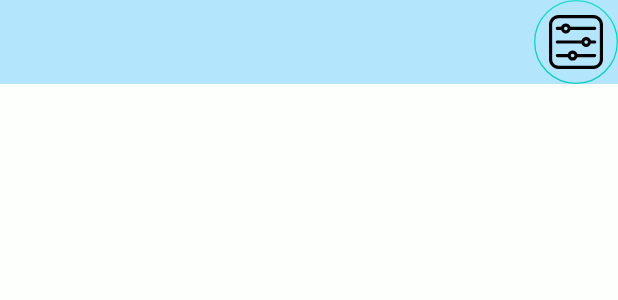
After one commit to dellosaneil/Phone-Locator, an Android app: the layout activity_notifications.xml on its own in the app's theme, with its tools: preview values and no code run, on a phone screen of 412 x 824 dp. The commit adds this screen. Shown: the top 300 px of the screen. Run offline under Robolectric (Android 15) with nearby library versions, the phone set to English and light mode, and no system bars.

Commit message:
notification for sent reques

```diff
--- a/app/src/main/AndroidManifest.xml
+++ b/app/src/main/AndroidManifest.xml
@@ -5,7 +5,7 @@
     <uses-permission android:name="android.permission.INTERNET" />
     <uses-permission android:name="android.permission.ACCESS_FINE_LOCATION" />
     <uses-permission android:name="android.permission.ACCESS_COARSE_LOCATION" />
-    <uses-permission android:name="android.permission.FOREGROUND_SERVICE"/>
+    <uses-permission android:name="android.permission.FOREGROUND_SERVICE" />
 
     <application
         android:name=".PersistentNotification"
@@ -15,6 +15,7 @@
         android:roundIcon="@mipmap/ic_launcher_round"
         android:supportsRtl="true"
         android:theme="@style/AppTheme">
+        <activity android:name=".Dashboard.Notifications.NotificationActivity"></activity>
         <activity android:name=".Dashboard.RequestLocation.RequestLocationPermission" />
         <activity android:name=".Dashboard.RegisterOrUnregister.RegisterPhoneDashboardActivity" />
         <activity android:name=".Dashboard.MainDashBoardActivity" />
--- a/app/src/main/java/com/lazybattley/phonetracker/Dashboard/RequestLocation/RequestLocationPermission.java
+++ b/app/src/main/java/com/lazybattley/phonetracker/Dashboard/RequestLocation/RequestLocationPermission.java
@@ -28,6 +28,7 @@ import com.lazybattley.phonetracker.RecyclerViewAdapters.RequestLocationAdapter;
 import java.util.ArrayList;
 import java.util.List;
 
+import static com.lazybattley.phonetracker.GlobalVariables.ALL_NOTIFICATIONS;
 import static com.lazybattley.phonetracker.GlobalVariables.REQUEST_PERMISSION_LIST_OF_REQUESTS;
 import static com.lazybattley.phonetracker.GlobalVariables.REQUEST_PERMISSION_TO_ACCESS_LOCATION;
 import static com.lazybattley.phonetracker.GlobalVariables.USERS_REFERENCE;
@@ -110,7 +111,7 @@ public class RequestLocationPermission extends AppCompatActivity implements Requ
     private void sendRequest(String currentUser, Long time, String friendName, DatabaseReference reference) {
         requestList(currentUser, friendName, reference, time);
         String originalEmail = currentUser.replace(',','.');
-        reference = reference.child(friendName).child(REQUEST_PERMISSION_TO_ACCESS_LOCATION);
+        reference = reference.child(friendName).child(ALL_NOTIFICATIONS).child(REQUEST_PERMISSION_TO_ACCESS_LOCATION);
         reference.child(currentUser).setValue(new RequestLocationFriendHelperClass(originalEmail,time));
     }
 
--- /dev/null
+++ b/app/src/main/res/drawable/ic_filter.xml
@@ -0,0 +1,7 @@
+<vector android:height="36dp" android:viewportHeight="512"
+    android:viewportWidth="512" android:width="36dp" xmlns:android="http://schemas.android.com/apk/res/android">
+    <path android:fillColor="#FF000000" android:pathData="m420.404,0h-328.808c-50.506,0 -91.596,41.09 -91.596,91.596v328.809c0,50.505 41.09,91.595 91.596,91.595h328.809c50.505,0 91.595,-41.09 91.595,-91.596v-328.808c0,-50.506 -41.09,-91.596 -91.596,-91.596zM482,420.404c0,33.964 -27.632,61.596 -61.596,61.596h-328.808c-33.964,0 -61.596,-27.632 -61.596,-61.596v-328.808c0,-33.964 27.632,-61.596 61.596,-61.596h328.809c33.963,0 61.595,27.632 61.595,61.596z"/>
+    <path android:fillColor="#FF000000" android:pathData="m432.733,112.467h-228.461c-6.281,-18.655 -23.926,-32.133 -44.672,-32.133s-38.391,13.478 -44.672,32.133h-35.661c-8.284,0 -15,6.716 -15,15s6.716,15 15,15h35.662c6.281,18.655 23.926,32.133 44.672,32.133s38.391,-13.478 44.672,-32.133h228.461c8.284,0 15,-6.716 15,-15s-6.716,-15 -15.001,-15zM159.6,144.6c-9.447,0 -17.133,-7.686 -17.133,-17.133s7.686,-17.133 17.133,-17.133 17.133,7.686 17.133,17.133 -7.686,17.133 -17.133,17.133z"/>
+    <path android:fillColor="#FF000000" android:pathData="m432.733,241h-35.662c-6.281,-18.655 -23.927,-32.133 -44.672,-32.133s-38.39,13.478 -44.671,32.133h-228.461c-8.284,0 -15,6.716 -15,15s6.716,15 15,15h228.461c6.281,18.655 23.927,32.133 44.672,32.133s38.391,-13.478 44.672,-32.133h35.662c8.284,0 15,-6.716 15,-15s-6.716,-15 -15.001,-15zM352.4,273.133c-9.447,0 -17.133,-7.686 -17.133,-17.133s7.686,-17.133 17.133,-17.133 17.133,7.686 17.133,17.133 -7.686,17.133 -17.133,17.133z"/>
+    <path android:fillColor="#FF000000" android:pathData="m432.733,369.533h-164.194c-6.281,-18.655 -23.926,-32.133 -44.672,-32.133s-38.391,13.478 -44.672,32.133h-99.928c-8.284,0 -15,6.716 -15,15s6.716,15 15,15h99.928c6.281,18.655 23.926,32.133 44.672,32.133s38.391,-13.478 44.672,-32.133h164.195c8.284,0 15,-6.716 15,-15s-6.716,-15 -15.001,-15zM223.867,401.667c-9.447,0 -17.133,-7.686 -17.133,-17.133s7.686,-17.133 17.133,-17.133 17.133,7.685 17.133,17.132 -7.686,17.134 -17.133,17.134z"/>
+</vector>
--- /dev/null
+++ b/app/src/main/res/layout/activity_notifications.xml
@@ -0,0 +1,53 @@
+<?xml version="1.0" encoding="utf-8"?>
+<androidx.constraintlayout.widget.ConstraintLayout xmlns:android="http://schemas.android.com/apk/res/android"
+    xmlns:app="http://schemas.android.com/apk/res-auto"
+    xmlns:tools="http://schemas.android.com/tools"
+    android:layout_width="match_parent"
+    android:layout_height="match_parent"
+    android:background="@color/snow"
+    android:transitionName="mainDashboard_toNotification"
+    tools:context=".Dashboard.Notifications.NotificationActivity">
+
+    <androidx.appcompat.widget.Toolbar
+        android:id="@+id/toolbar"
+        android:layout_width="match_parent"
+        android:layout_height="wrap_content"
+        android:background="@color/card1_color"
+        android:minHeight="?attr/actionBarSize"
+        android:theme="?attr/actionBarTheme"
+        app:layout_constraintEnd_toEndOf="parent"
+        app:layout_constraintStart_toStartOf="parent"
+        app:layout_constraintTop_toTopOf="parent" />
+
+    <androidx.recyclerview.widget.RecyclerView
+        android:id="@+id/notification_recyclerView"
+        android:layout_width="0dp"
+        android:layout_height="0dp"
+        app:layout_constraintBottom_toBottomOf="parent"
+        app:layout_constraintEnd_toEndOf="parent"
+        app:layout_constraintStart_toStartOf="parent"
+        app:layout_constraintTop_toTopOf="@+id/guideline5" />
+
+    <androidx.constraintlayout.widget.Guideline
+        android:id="@+id/guideline5"
+        android:layout_width="0dp"
+        android:layout_height="0dp"
+        android:orientation="horizontal"
+        app:layout_constraintGuide_percent="0.25" />
+
+    <com.google.android.material.floatingactionbutton.FloatingActionButton
+        android:id="@+id/notification_filter"
+        android:layout_width="wrap_content"
+        android:layout_height="0dp"
+        android:backgroundTint="#00000000"
+        android:src="@drawable/ic_filter"
+        app:elevation="0dp"
+        app:fabSize="normal"
+        app:layout_constraintBottom_toBottomOf="@+id/toolbar"
+        app:layout_constraintEnd_toEndOf="@+id/toolbar"
+        app:layout_constraintTop_toTopOf="parent"
+        app:layout_constraintVertical_bias="1.0"
+        app:maxImageSize="36dp" />
+
+
+</androidx.constraintlayout.widget.ConstraintLayout>
--- a/app/src/main/res/layout/activity_request_location_permission.xml
+++ b/app/src/main/res/layout/activity_request_location_permission.xml
@@ -4,7 +4,8 @@
     xmlns:tools="http://schemas.android.com/tools"
     android:layout_width="match_parent"
     android:layout_height="match_parent"
-    tools:context=".Dashboard.RequestLocation.RequestLocationPermission">
+    tools:context=".Dashboard.RequestLocation.RequestLocationPermission"
+    android:transitionName="mainDashboard_toRequest">
 
     <TextView
         android:id="@+id/textView2"
--- a/app/src/main/res/values/strings.xml
+++ b/app/src/main/res/values/strings.xml
@@ -83,5 +83,8 @@
     <string name="request_location_dialog_title">Would you like to cancel this request?</string>
     <string name="request_location_simple_text_view">Sent Request</string>
 
+<!--    Notification Adapter-->
+    <string name="notification_adapter_location_request_message">would like to access your location</string>
+
 
 </resources>
```
Also changed, not shown: app/src/main/java/com/lazybattley/phonetracker/Dashboard/MainDashBoardActivity.java (+40 -16 lines), app/src/main/java/com/lazybattley/phonetracker/Dashboard/Notifications/NotificationActivity.java (added, +81 -0 lines), app/src/main/java/com/lazybattley/phonetracker/Dashboard/RegisterOrUnregister/RegisterPhoneDashboardActivity.java (+15 -16 lines), app/src/main/java/com/lazybattley/phonetracker/GlobalVariables.java (+1 -6 lines), app/src/main/java/com/lazybattley/phonetracker/HelperClasses/RequestLocationFriendHelperClass.java (+5 -5 lines), app/src/main/java/com/lazybattley/phonetracker/RecyclerViewAdapters/NotificationAdapter.java (added, +85 -0 lines), app/src/main/java/com/lazybattley/phonetracker/RecyclerViewAdapters/RegisteredPhoneAdapter.java (+14 -7 lines), app/src/main/res/drawable/ic_invite.xml (added, +20 -0 lines), app/src/main/res/layout/activity_main_dash_board.xml (+8 -4 lines), app/src/main/res/layout/activity_register_phone_dashboard.xml (+6 -4 lines), app/src/main/res/layout/row_notification.xml (added, +68 -0 lines).
